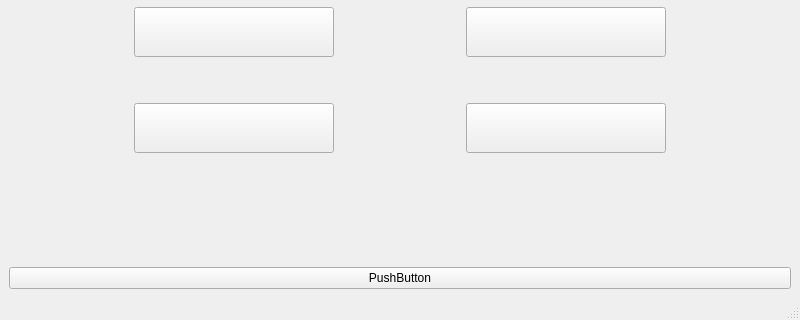
Before: the Qt Designer form application/kozna.ui in Mihica25/Pobedi-me-ako-znas, drawn with Qt 5; both pictures show x 0 to 800 and y 480 to 800 of the 800 by 800 pixel window.
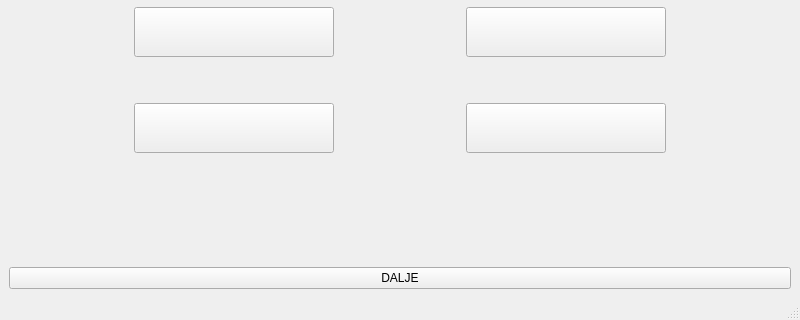
After: the same form once the commit is applied.

Commit message: Korekcije za dugme dalje (Napomena: sve vezano za konekciju kozna i podruned radile Tamara i Isidora zajedno, nismo to napomenule u svim komitovima vezano za to)

Diff of the .ui file:
```diff
--- a/application/kozna.ui
+++ b/application/kozna.ui
@@ -331,7 +331,7 @@
     <item>
      <widget class="QPushButton" name="DALJE1">
       <property name="text">
-       <string>PushButton</string>
+       <string>DALJE</string>
       </property>
      </widget>
     </item>
```
Left out of the diff: 2 changed lines with no effect on the pictures. The commit also changes 61 other files.
